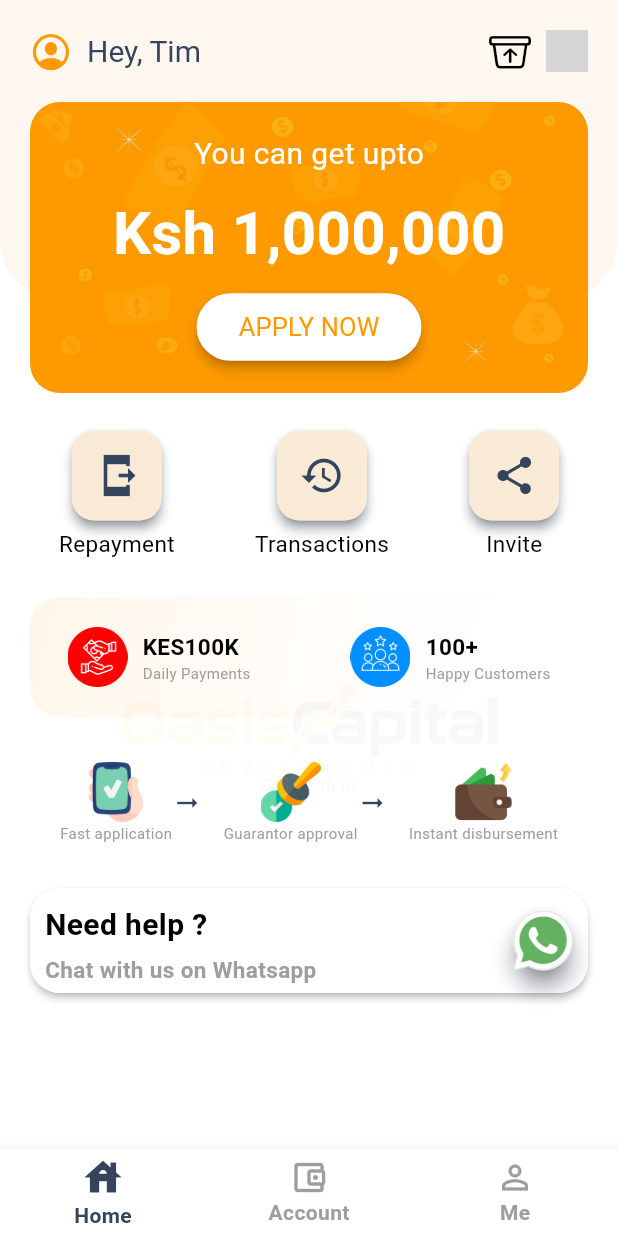
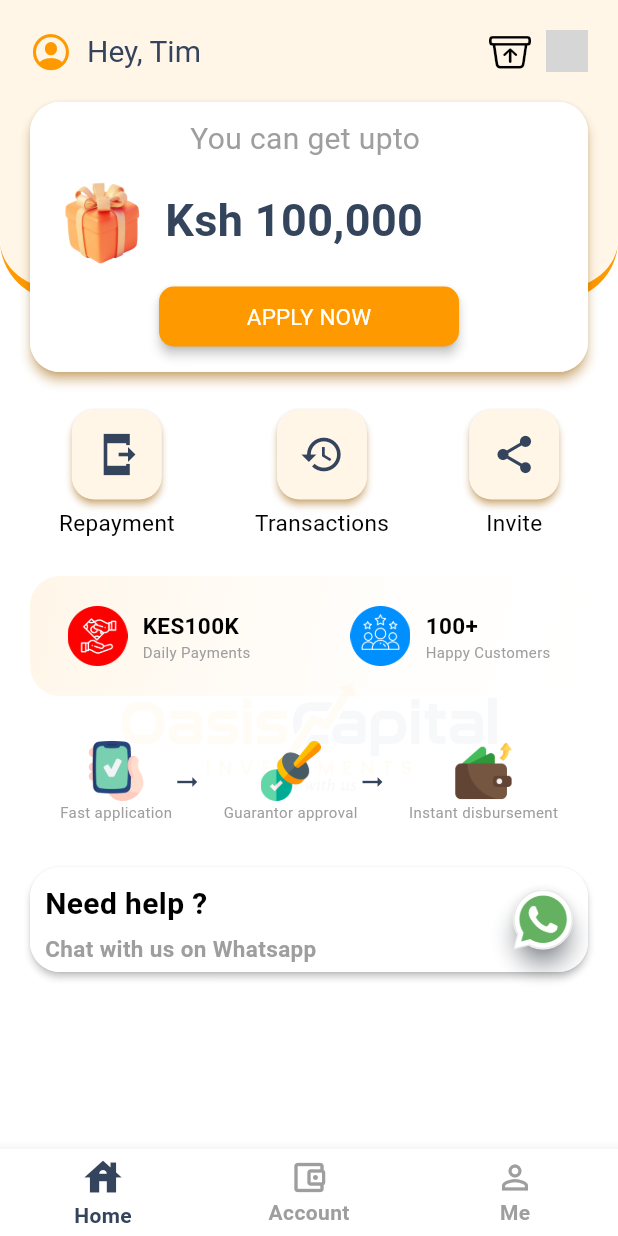
Before and after one commit to NGURE-TIM/OASIS-CAPITAL-INVESTMENTS, a Flutter app: the Home screen opened directly, after a tap on "Need help ?", on a phone screen of 412 x 824 dp. Run offline on Flutter 3.47's test engine with Material 3 defaults, Android fonts, the phone set to English and light mode, and no system bars; drawn by our look-alikes of stylish_bottom_bar; our stand-ins replace another_flutter_splash_screen, blurrycontainer, cloud_firestore, dashed_circular_progress_bar, dropdown_button2, dropdown_search and 14 more; missing offline and left inert: animated_icon, dart:ffi, flutter_dropdown_search, gif_view, whatsapp_unilink; accounts and stored records are empty; grey boxes are pictures that could not be loaded.

Commit message:
Restructured the container layout in the dashboard for a better UI appeal

```diff
--- a/lib/home/dashboard.dart
+++ b/lib/home/dashboard.dart
@@ -6,20 +6,20 @@ import 'package:flutter/cupertino.dart';
 import 'package:animated_icon/animated_icon.dart';
 import '../globalWidgets.dart';
 import '../loan/loan.dart';
+
+import 'package:blurrycontainer/blurrycontainer.dart';
 import 'package:fulusi/themes/theme.dart';
+
+import '../networking/whatsapp.dart';
 
  List<String> imagePaths =['assets/images/home/mobile-phone.png','assets/images/home/validation.png','assets/images/home/expenses.png'];
  List<String> steps =['Fast application','Guarantor approval','Instant disbursement'];
  List <bool > stepsSates=[true,true,false];
 class Dash extends StatefulWidget {
-
   @override
   State<Dash> createState() => _DashState();
 }
-
 class _DashState extends State<Dash> {
-
-
   @override
   Widget build(BuildContext context) {
     final Size screensize=MediaQuery.of(context).size;
@@ -34,12 +34,17 @@ class _DashState extends State<Dash> {
               Container(
               height: 200,
               width: double.infinity,
-              decoration:  const BoxDecoration(
+              decoration:   BoxDecoration(
+                  border:Border(
+                      bottom: BorderSide(
+                        color: mainOrange,
+                        width: 7
+                      )),
                 borderRadius: BorderRadius.only(
                   bottomLeft: Radius.circular(40),
                   bottomRight: Radius.circular(40),
                 ),
-                  color: Color.fromRGBO(250, 235, 215, 0.4)
+                  color: mainOrange.withOpacity(0.09)
               ),
             ),
                 Positioned(
@@ -146,52 +151,87 @@ class _DashState extends State<Dash> {
                           }).toList(),
                         ),*/
 
-                        Container(
-
+                        Material(
+                          shadowColor: mainOrange,
+                          elevation: 3,
+                          shape:RoundedRectangleBorder(
+                            borderRadius: BorderRadius.circular(20),
+                          ),
+                          child: Container(
+                          height: 180,
                             width: double.infinity,
                             decoration: BoxDecoration(
+
                               borderRadius: BorderRadius.circular(20),
-                            image : const DecorationImage(
-                              image: AssetImage("assets/images/container.jpg"),
-                              fit: BoxFit.fill,
+                              color: white
+                            ),
+                            child: Center(
+                              child: Padding(
+                                padding: const EdgeInsets.all(10.0),
+                                child: Column(
+                                  children: [
+                                    const Text(
+                                      'You can get upto ',
+                                      style: TextStyle(
+                                          color: grey,
+                                          fontWeight: FontWeight.w400,
+                                          fontSize:20
+                                      ),),
+                                    Row(
+                                      children: [
+
+
+                                        SizedBox(
+                                          child: ClipRRect(
+
+                                            borderRadius: BorderRadius.circular(10), // Adjust the border radius as needed
+                                            child: Image.asset(
+                                              "assets/images/home/Screenshot_2024-05-15_174843-removebg.png",
+                                              width: 80,
+                                              height: 80,
+                                              fit: BoxFit.cover,
                                             ),
                                           ),
-                          child: Center(
-                            child: Column(
-                              children: [
-                                const SizedBox(
-                                  height:20,
                                         ),
                                         const Text(
-                                  'You can get upto',
+                                          'Ksh 100,000',
                                           style: TextStyle(
-                                      color: white,
-                                      fontWeight: FontWeight.w500,
-                                      fontSize:20
-                                  ),),const SizedBox(
-                                  height: 10,
-                                ),
-                                const Text(
-                                  'Ksh 1,000,000',
-                                  style: TextStyle(
-                                      color: white,
-                                      fontWeight: FontWeight.w600,
-                                      fontSize:40
+                                              color: mainBlue,
+                                              fontWeight: FontWeight.w700,
+                                              fontSize:30
                                           ),),
-                                const SizedBox(
-                                  height: 10,
+
+                                      ],
                                     ),
 
-                                ElavatedButton('APPLY NOW' , mainOrange, white,() {
+                                    Center(
+                                      child: ElevatedButton(onPressed:(){
                                         Navigator.push(
                                           context,
                                           MaterialPageRoute(builder: (context) => Loan()),
                                         );
-                                },3),
-                                const SizedBox(
-                                  height: 20,
+                                      },
+                                        style:
+
+                                        ElevatedButton.styleFrom(
+                                            fixedSize: Size(200, 35),
+                                            shape: RoundedRectangleBorder(borderRadius: BorderRadius.circular(10)),
+                                            elevation: 3, backgroundColor: mainOrange
+                                        ), child: Text(
+                                          'APPLY NOW',
+                                          style: TextStyle(
+                                              color: white,
+                                              fontSize:15
                                           ),
+                                        ),
+                                      ),
+
+                                    ),
+
+
                                   ],
+                                ),
+                              ),
                             ),
                           ),
                         ),
@@ -270,9 +310,9 @@ class _DashState extends State<Dash> {
                           ),
                           child: InkWell(
                             onTap: (
-                                //:todo whatsapp
+
                                 ){
-
+                              Whatsapp.launchWhatsAppUri();
                             },
                             highlightColor: white,
                             splashColor: null ,
@@ -410,19 +450,21 @@ color: white
     return Column(
                         children: [
                           Material(
-                            color: Color.fromRGBO(250, 235, 215, 0.9),
-                            shadowColor: mainBlue,
+                            color: white,
+                            shadowColor: mainOrange,
                             shape:RoundedRectangleBorder(
                               borderRadius: BorderRadius.circular(15),
                             ),
-                            elevation: 3,
+
+                            elevation: 2,
                             child: Container(
                               height: 60,
                               width: 60,
                               decoration:   BoxDecoration(
+
                                   borderRadius: BorderRadius.circular(15),
 
-                                  color: Color.fromRGBO(250, 235, 215, 0.9)
+                                  color: mainOrange.withOpacity(0.09)
                               ),
                               child:Center(
                                 child: IconButton(
--- a/lib/home/home.dart
+++ b/lib/home/home.dart
@@ -21,7 +21,7 @@ class _HomeState extends State<Home> {
 @override
 Widget build(BuildContext context) {
 return Scaffold(
-  backgroundColor: mainBlue,
+  backgroundColor: mainOrange,
 bottomNavigationBar: StylishBottomBar(
   option: DotBarOptions(
     dotStyle: DotStyle.tile,
--- a/lib/loan/loan.dart
+++ b/lib/loan/loan.dart
@@ -2,8 +2,8 @@ import 'package:flutter/material.dart';
 import 'package:flutter/widgets.dart';
 import 'package:fulusi/colors/colors.dart';
 import 'package:flutter/cupertino.dart';
+import 'package:fulusi/networking/whatsapp.dart';
 import 'package:intl/intl.dart';
-
 import 'package:provider/provider.dart';
 import 'package:fulusi/stateManagement_provider/provider.dart';
 import 'package:dropdown_search/dropdown_search.dart';
@@ -42,7 +42,9 @@ class _LoanState extends State<Loan> {
             actions: [
               Padding(
                 padding: const EdgeInsets.only(right: 20),
-                child: IconButton(onPressed: (){},
+                child: IconButton(onPressed: (){
+                  Whatsapp.launchWhatsAppUri();
+                },
                 icon: Icon(
                   Icons.headset_mic_outlined
                 ),
@@ -383,7 +385,7 @@ class _LoanState extends State<Loan> {
 
                                   LayoutBuilder(
                                     builder: (BuildContext context, BoxConstraints constraints) {
-                                      final dividerWidth = 18; // Width of each divider
+                                      final dividerWidth = 18;
                                       final availableWidth =constraints.maxWidth ;
                                       final numberOfDividers = (availableWidth / (dividerWidth)).floor(); // Adding 2 for the padding
 
--- /dev/null
+++ b/lib/networking/whatsapp.dart
@@ -0,0 +1,13 @@
+import 'package:whatsapp_unilink/whatsapp_unilink.dart';
+import 'package:url_launcher/url_launcher.dart';
+
+class Whatsapp {
+ static launchWhatsAppUri() async {
+    final link = const WhatsAppUnilink(
+      phoneNumber: '+254718258849',
+      text: "Hello Oasis support team, I need assistance.",
+    );
+
+    await launchUrl (link.asUri());
+  }
+}
--- a/pubspec.yaml
+++ b/pubspec.yaml
@@ -63,6 +63,10 @@ dependencies:
   dropdown_search: ^5.0.6
   dotted_border: ^2.1.0
   intl: ^0.19.0
+  whatsapp_unilink: ^2.1.0
+  url_launcher: ^6.2.6
+  blurrycontainer: ^2.1.0
+  flutter_animated_button: ^2.0.3
 
 
 dev_dependencies:
@@ -118,6 +122,7 @@ flutter:
     - assets/images/home/expenses (1).png
     - assets/images/home/expenses.png
     - assets/images/home/whatsapp.png
+    - assets/images/home/Screenshot_2024-05-15_174843-removebg.png
 
   # An image asset can refer to one or more resolution-specific "variants", see
   # https://flutter.dev/assets-and-images/#resolution-aware
```
Also changed, not shown: assets/images/home/Screenshot_2024-05-15_174843-removebg.png (added), pubspec.lock, 5 other files. Lines whose indentation alone changed are shown as unchanged.
